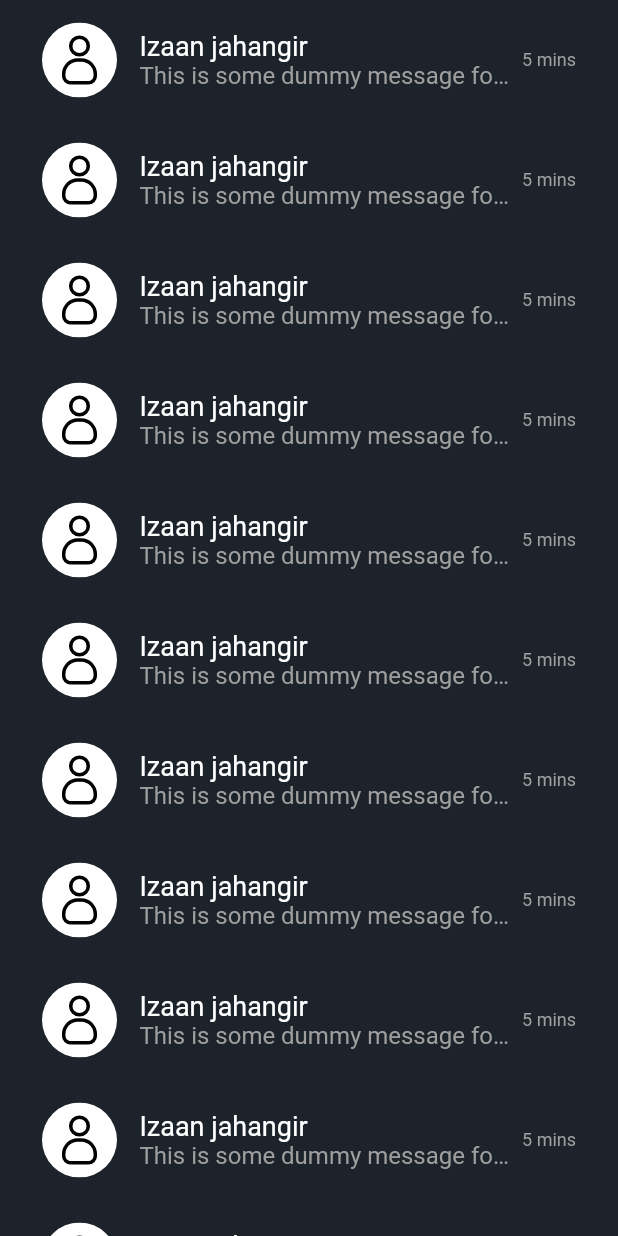
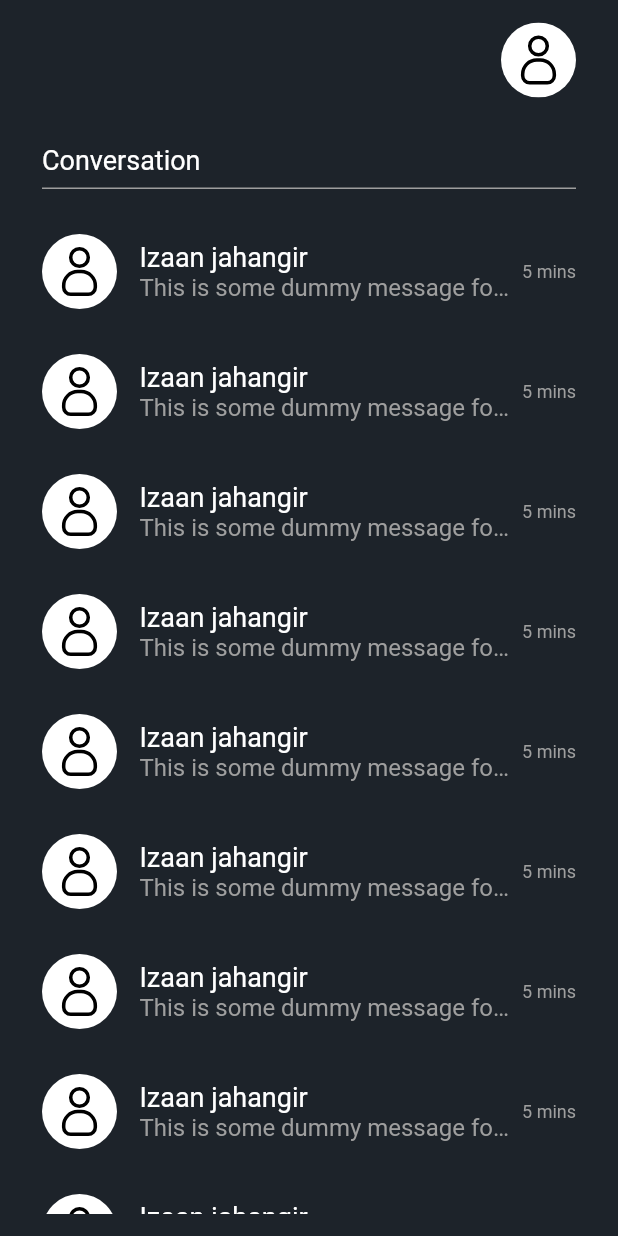
Before and after one commit to izaanjahangir/flutter-chat-app, a Flutter app: the Home screen opened by its route, on a phone screen of 412 x 824 dp. Run offline on Flutter 3.47's test engine with Material 2 defaults, Android fonts, the phone set to English and light mode, and no system bars; our stand-ins replace flutter_svg, touchable_opacity.

Commit message:
worked on home UI

```diff
--- a/lib/components/avatar/avatar.dart
+++ b/lib/components/avatar/avatar.dart
@@ -5,8 +5,9 @@ import 'package:flutter_svg/svg.dart';
 class Avatar extends StatelessWidget {
   final double _size = 50;
   final String? url;
+  final Function? onTap;
 
-  Avatar({this.url});
+  Avatar({this.url, this.onTap});
 
   @override
   Widget build(BuildContext context) {
@@ -30,6 +31,12 @@ class Avatar extends StatelessWidget {
 
     return ClipRRect(
       borderRadius: BorderRadius.circular(_size),
+      child: AbsorbPointer(
+        absorbing: onTap == null,
+        child: GestureDetector(
+          onTap: () {
+            onTap!();
+          },
           child: Container(
             color: url != null ? Colors.transparent : white,
             width: _size,
@@ -37,6 +44,8 @@ class Avatar extends StatelessWidget {
             alignment: Alignment.center,
             child: getImage(),
           ),
+        ),
+      ),
     );
   }
 }
--- a/lib/components/recipient_item/recipient_item.dart
+++ b/lib/components/recipient_item/recipient_item.dart
@@ -6,8 +6,13 @@ import 'package:flutter/material.dart';
 class RecipientItem extends StatelessWidget {
   @override
   Widget build(BuildContext context) {
-    return Container(
-      padding: EdgeInsets.symmetric(vertical: normal_space),
+    return Material(
+      color: dark_black,
+      child: InkWell(
+        onTap: () {},
+        child: Container(
+          padding: EdgeInsets.symmetric(
+              vertical: normal_space, horizontal: medium_space),
           child: Row(
             crossAxisAlignment: CrossAxisAlignment.center,
             children: [
@@ -41,6 +46,8 @@ class RecipientItem extends StatelessWidget {
               )
             ],
           ),
+        ),
+      ),
     );
   }
 }
--- a/lib/screens/home/home.dart
+++ b/lib/screens/home/home.dart
@@ -1,3 +1,4 @@
+import 'package:chat_app/components/avatar/avatar.dart';
 import 'package:chat_app/components/recipient_item/recipient_item.dart';
 import 'package:chat_app/config/theme_colors.dart';
 import 'package:chat_app/config/theme_sizes.dart';
@@ -5,6 +6,29 @@ import 'package:chat_app/utils/helpers.dart';
 import 'package:flutter/material.dart';
 
 class Home extends StatelessWidget {
+  Widget getSeperator(String label) {
+    return Container(
+      width: double.infinity,
+      padding: EdgeInsets.symmetric(vertical: small_space),
+      margin: EdgeInsets.only(
+          left: medium_space,
+          right: medium_space,
+          bottom: normal_space,
+          top: small_space),
+      decoration: BoxDecoration(
+          border: Border(bottom: BorderSide(color: grey, width: 1))),
+      child: Column(
+        crossAxisAlignment: CrossAxisAlignment.start,
+        children: [
+          Text(
+            label,
+            style: TextStyle(color: white, fontSize: normal_font_big),
+          )
+        ],
+      ),
+    );
+  }
+
   @override
   Widget build(BuildContext context) {
     return SafeArea(
@@ -13,13 +37,30 @@ class Home extends StatelessWidget {
           Helpers.dismissKeyboardOnTap(context);
         },
         child: Scaffold(
-          body: SingleChildScrollView(
+          body: Container(
+            color: dark_black,
+            padding: EdgeInsets.symmetric(vertical: normal_space),
+            child: Column(
+              crossAxisAlignment: CrossAxisAlignment.start,
+              children: [
+                Align(
+                  alignment: Alignment.topRight,
+                  child: Container(
+                    padding: EdgeInsets.symmetric(horizontal: medium_space),
+                    child: Avatar(),
+                  ),
+                ),
+                SizedBox(
+                  height: normal_space,
+                ),
+                Expanded(
+                  child: SingleChildScrollView(
                     child: Container(
                       width: double.infinity,
-              color: dark_black,
-              padding: EdgeInsets.symmetric(horizontal: medium_space),
                       child: Column(
+                        crossAxisAlignment: CrossAxisAlignment.start,
                         children: [
+                          getSeperator("Conversation"),
                           RecipientItem(),
                           RecipientItem(),
                           RecipientItem(),
@@ -32,6 +73,7 @@ class Home extends StatelessWidget {
                           RecipientItem(),
                           RecipientItem(),
                           RecipientItem(),
+                          getSeperator("New Users"),
                           RecipientItem(),
                           RecipientItem(),
                           RecipientItem(),
@@ -46,6 +88,10 @@ class Home extends StatelessWidget {
                     ),
                   ),
                 ),
+              ],
+            ),
+          ),
+        ),
       ),
     );
   }
```
Lines whose indentation alone changed are shown as unchanged.
